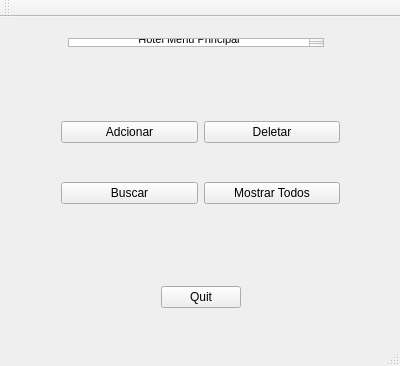
Before: the Qt Designer form Projeto01/mainwindow.ui in lFonsec/cc4651_datastructure, drawn with Qt 5.
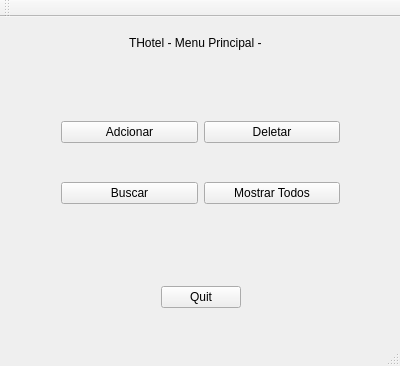
After: the same form once the commit is applied.

Diff of the .ui file:
```diff
--- a/Projeto01/mainwindow.ui
+++ b/Projeto01/mainwindow.ui
@@ -103,9 +103,9 @@
     <property name="geometry">
      <rect>
       <x>0</x>
-      <y>10</y>
+      <y>0</y>
       <width>391</width>
-      <height>31</height>
+      <height>51</height>
      </rect>
     </property>
     <layout class="QHBoxLayout" name="horizontalLayout_2">
@@ -123,13 +123,9 @@
       </spacer>
      </item>
      <item>
-      <widget class="QTextBrowser" name="textBrowser">
-       <property name="html">
-        <string>&lt;!DOCTYPE HTML PUBLIC &quot;-//W3C//DTD HTML 4.0//EN&quot; &quot;http://www.w3.org/TR/REC-html40/strict.dtd&quot;&gt;
-&lt;html&gt;&lt;head&gt;&lt;meta name=&quot;qrichtext&quot; content=&quot;1&quot; /&gt;&lt;style type=&quot;text/css&quot;&gt;
-p, li { white-space: pre-wrap; }
-&lt;/style&gt;&lt;/head&gt;&lt;body style=&quot; font-family:'MS Shell Dlg 2'; font-size:8.25pt; font-weight:400; font-style:normal;&quot;&gt;
-&lt;p align=&quot;center&quot; style=&quot; margin-top:0px; margin-bottom:0px; margin-left:0px; margin-right:0px; -qt-block-indent:0; text-indent:0px;&quot;&gt;Hotel Menu Principal&lt;/p&gt;&lt;/body&gt;&lt;/html&gt;</string>
+      <widget class="QLabel" name="label">
+       <property name="text">
+        <string>THotel - Menu Principal -</string>
        </property>
       </widget>
      </item>
```
